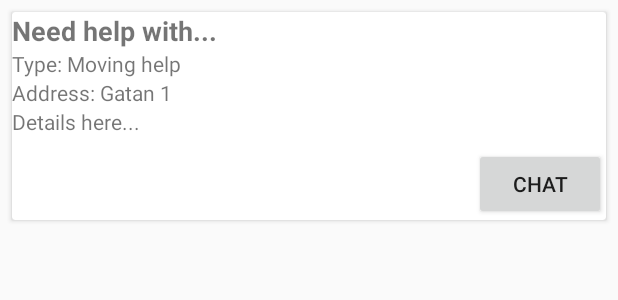
After one commit to maidads/Neighborly, an Android app built with Jetpack Compose: the layout help_card.xml on its own in the app's theme, with its tools: preview values and no code run, on a phone screen of 412 x 824 dp. The commit adds this screen. Shown: the top 300 px of the screen. Run offline under Robolectric (Android 15) with nearby library versions, the phone set to English and light mode, and no system bars.

Commit message:
adding functional cards

```diff
--- /dev/null
+++ b/app/src/main/res/layout/help_card.xml
@@ -0,0 +1,49 @@
+<androidx.cardview.widget.CardView xmlns:android="http://schemas.android.com/apk/res/android"
+    android:layout_width="match_parent"
+    android:layout_height="wrap_content"
+    android:layout_margin="8dp"
+    android:backgroundTint="#FFFFFF"
+    android:elevation="6dp"
+    android:padding="12dp"
+    android:radius="16dp">
+
+    <LinearLayout
+        android:layout_width="match_parent"
+        android:layout_height="wrap_content"
+        android:orientation="vertical">
+
+        <TextView
+            android:id="@+id/helpTitle"
+            android:layout_width="match_parent"
+            android:layout_height="wrap_content"
+            android:text="Need help with..."
+            android:textSize="18sp"
+            android:textStyle="bold" />
+
+        <TextView
+            android:id="@+id/helpType"
+            android:layout_width="match_parent"
+            android:layout_height="wrap_content"
+            android:text="Type: Moving help" />
+
+        <TextView
+            android:id="@+id/helpAddress"
+            android:layout_width="match_parent"
+            android:layout_height="wrap_content"
+            android:text="Address: Gatan 1" />
+
+        <TextView
+            android:id="@+id/helpDetails"
+            android:layout_width="match_parent"
+            android:layout_height="wrap_content"
+            android:text="Details here..." />
+
+        <Button
+            android:id="@+id/chatButton"
+            android:layout_width="wrap_content"
+            android:layout_height="wrap_content"
+            android:text="Chat"
+            android:layout_gravity="end"
+            android:layout_marginTop="8dp"/>
+    </LinearLayout>
+</androidx.cardview.widget.CardView>
```
Also changed, not shown: app/src/main/java/com/example/myneighborly/HelpAdapter.kt (added, +41 -0 lines), app/src/main/java/com/example/myneighborly/HelpNeededFragment.kt (+33 -1 lines), app/src/main/res/layout/fragment_help_needed.xml (+6 -7 lines), app/src/main/res/drawable/bg_babysitting.png (added), app/src/main/res/drawable/bg_grocery.png (added), app/src/main/res/drawable/bg_homework.png (added), app/src/main/res/drawable/bg_mail.png (added), app/src/main/res/drawable/bg_moving.png (added).
